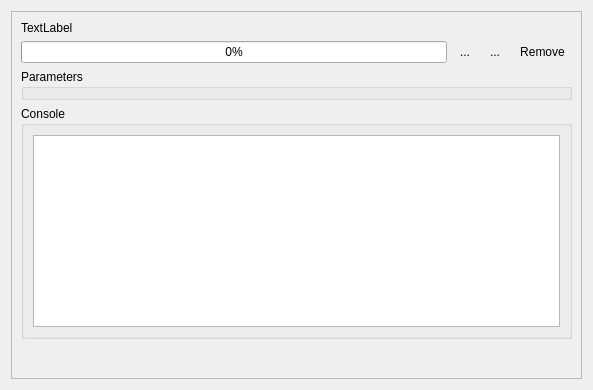
Qt form Plugins/org.mitk.gui.qt.cli/src/internal/QmitkCmdLineModuleProgressWidget.ui (MITK/MITK) before a commit.
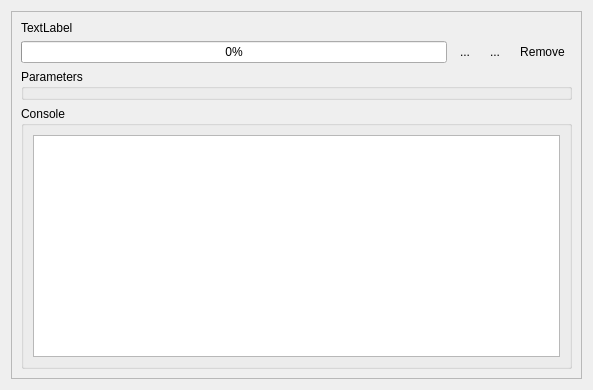
The same form after that commit. Icons and pictures are not drawn. Custom widgets are drawn as their Qt base class.

Commit message: Small layout changes in CLI module

```diff
--- a/Plugins/org.mitk.gui.qt.cli/src/internal/QmitkCmdLineModuleProgressWidget.ui
+++ b/Plugins/org.mitk.gui.qt.cli/src/internal/QmitkCmdLineModuleProgressWidget.ui
@@ -113,19 +113,6 @@
         </layout>
        </widget>
       </item>
-      <item>
-       <spacer name="m_VerticalSpacer">
-        <property name="orientation">
-         <enum>Qt::Vertical</enum>
-        </property>
-        <property name="sizeHint" stdset="0">
-         <size>
-          <width>20</width>
-          <height>17</height>
-         </size>
-        </property>
-       </spacer>
-      </item>
      </layout>
     </widget>
    </item>
```
The commit also changes 1 other file.
